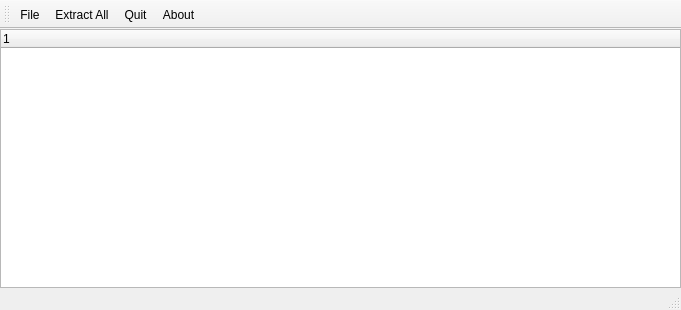
Above: mainwindow.ui from ipr/qLhaTool before the change. Below: the same form after it.
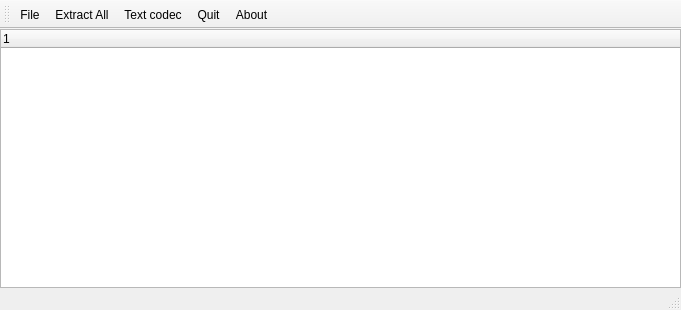
That is the form after the change.

Commit message: text-codec support

The edit to the form file:
```diff
--- a/mainwindow.ui
+++ b/mainwindow.ui
@@ -45,6 +45,7 @@
    </attribute>
    <addaction name="actionFile"/>
    <addaction name="actionExtractAll"/>
+   <addaction name="actionTextCodec"/>
    <addaction name="actionQuit"/>
    <addaction name="actionAbout"/>
   </widget>
@@ -81,6 +82,11 @@
     <string>X</string>
    </property>
   </action>
+  <action name="actionTextCodec">
+   <property name="text">
+    <string>Text codec</string>
+   </property>
+  </action>
  </widget>
  <layoutdefault spacing="6" margin="11"/>
  <resources/>
```
The commit also changes 6 other files.
